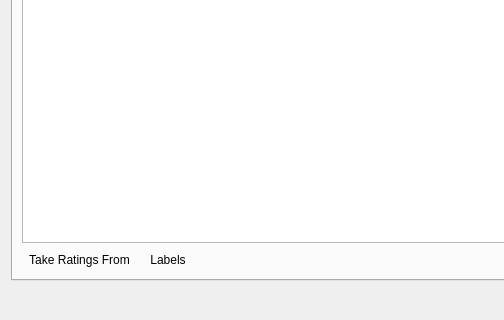
Qt form src/statsyncing/ui/MatchedTracksPage.ui (KDE/amarok) before a commit; both pictures show x 0 to 504 and y 145 to 465 of the 641 by 465 pixel window.
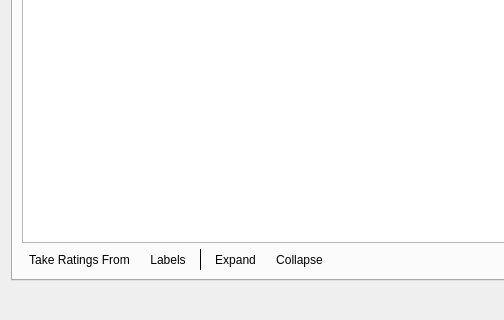
The same form after that commit. Custom widgets are drawn as their Qt base class.

Commit message:
StatSyncing: MatchedTracksPage: add Expand and Collapse buttons
...or add them rather to the context menu of the tree view?

The edit to the form file:
```diff
--- a/src/statsyncing/ui/MatchedTracksPage.ui
+++ b/src/statsyncing/ui/MatchedTracksPage.ui
@@ -97,6 +97,45 @@
            </property>
           </widget>
          </item>
+         <item>
+          <widget class="KSeparator" name="kseparator">
+           <property name="orientation">
+            <enum>Qt::Vertical</enum>
+           </property>
+          </widget>
+         </item>
+         <item>
+          <widget class="QToolButton" name="matchedExpandButton">
+           <property name="text">
+            <string>Expand</string>
+           </property>
+           <property name="popupMode">
+            <enum>QToolButton::InstantPopup</enum>
+           </property>
+           <property name="toolButtonStyle">
+            <enum>Qt::ToolButtonTextBesideIcon</enum>
+           </property>
+           <property name="autoRaise">
+            <bool>true</bool>
+           </property>
+          </widget>
+         </item>
+         <item>
+          <widget class="QToolButton" name="matchedCollapseButton">
+           <property name="text">
+            <string>Collapse</string>
+           </property>
+           <property name="popupMode">
+            <enum>QToolButton::InstantPopup</enum>
+           </property>
+           <property name="toolButtonStyle">
+            <enum>Qt::ToolButtonTextBesideIcon</enum>
+           </property>
+           <property name="autoRaise">
+            <bool>true</bool>
+           </property>
+          </widget>
+         </item>
          <item>
           <widget class="QLabel" name="matchedStatusBar">
            <property name="alignment">
@@ -234,6 +273,11 @@
    <extends>QLineEdit</extends>
    <header>klineedit.h</header>
   </customwidget>
+  <customwidget>
+   <class>KSeparator</class>
+   <extends>QFrame</extends>
+   <header>kseparator.h</header>
+  </customwidget>
  </customwidgets>
  <resources/>
  <connections/>
```
Left out of the diff: 4 changed lines with no effect on the pictures. The commit also changes 2 other files.
